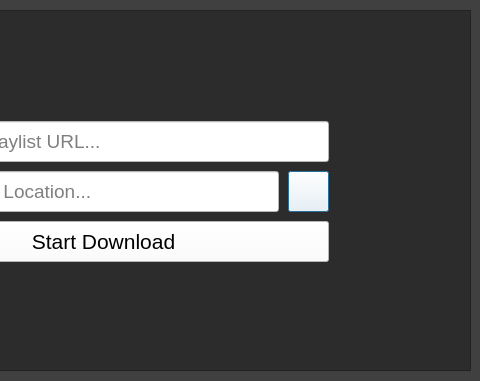
Old version of the form Spotify Downloader/SpotifyDownloader.ui in the repository WilliamSchack/Spotify-Downloader; both pictures show x 330 to 810 and y 0 to 381 of the 810 by 381 pixel window.
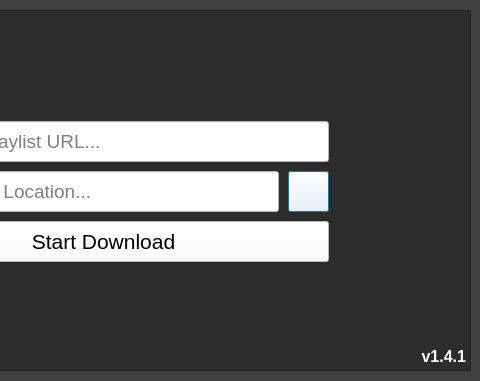
New version of the form. Icons and pictures are not drawn. Custom widgets are drawn as their Qt base class.

Diff of the .ui file:
```diff
--- a/Spotify Downloader/SpotifyDownloader.ui
+++ b/Spotify Downloader/SpotifyDownloader.ui
@@ -230,6 +230,32 @@
       <set>Qt::AlignCenter</set>
      </property>
     </widget>
+    <widget class="QLabel" name="VersionLabel">
+     <property name="geometry">
+      <rect>
+       <x>530</x>
+       <y>330</y>
+       <width>201</width>
+       <height>31</height>
+      </rect>
+     </property>
+     <property name="font">
+      <font>
+       <family>Segoe UI</family>
+       <pointsize>12</pointsize>
+       <bold>true</bold>
+      </font>
+     </property>
+     <property name="styleSheet">
+      <string notr="true">color: rgb(255, 255, 255);</string>
+     </property>
+     <property name="text">
+      <string>v1.4.1</string>
+     </property>
+     <property name="alignment">
+      <set>Qt::AlignRight|Qt::AlignTrailing|Qt::AlignVCenter</set>
+     </property>
+    </widget>
    </widget>
    <widget class="QWidget" name="SettingsScreen">
     <widget class="QStackedWidget" name="SettingsScreens">
```
